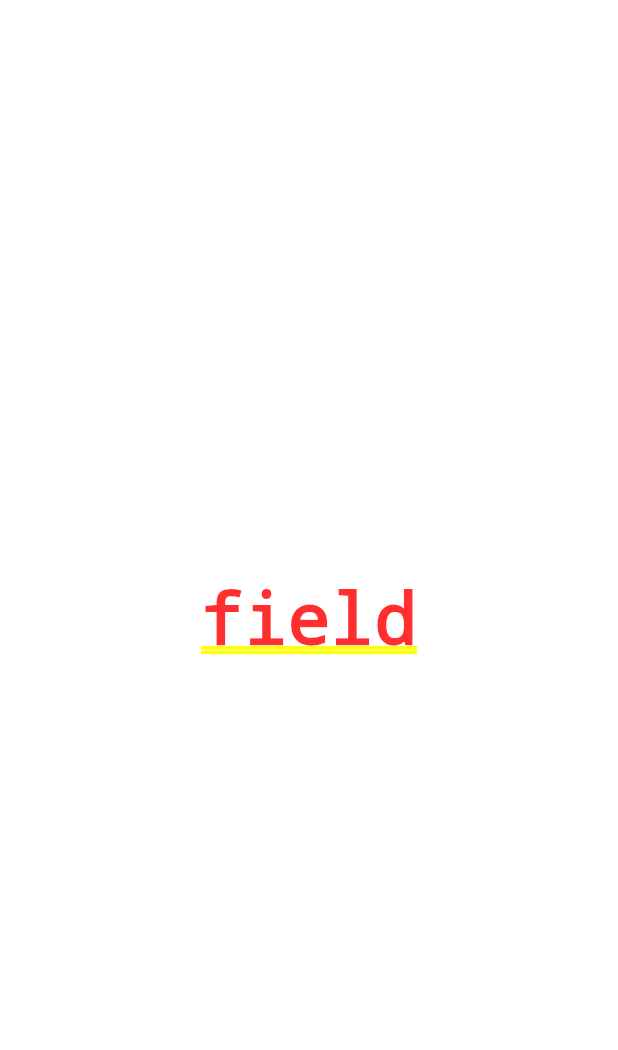
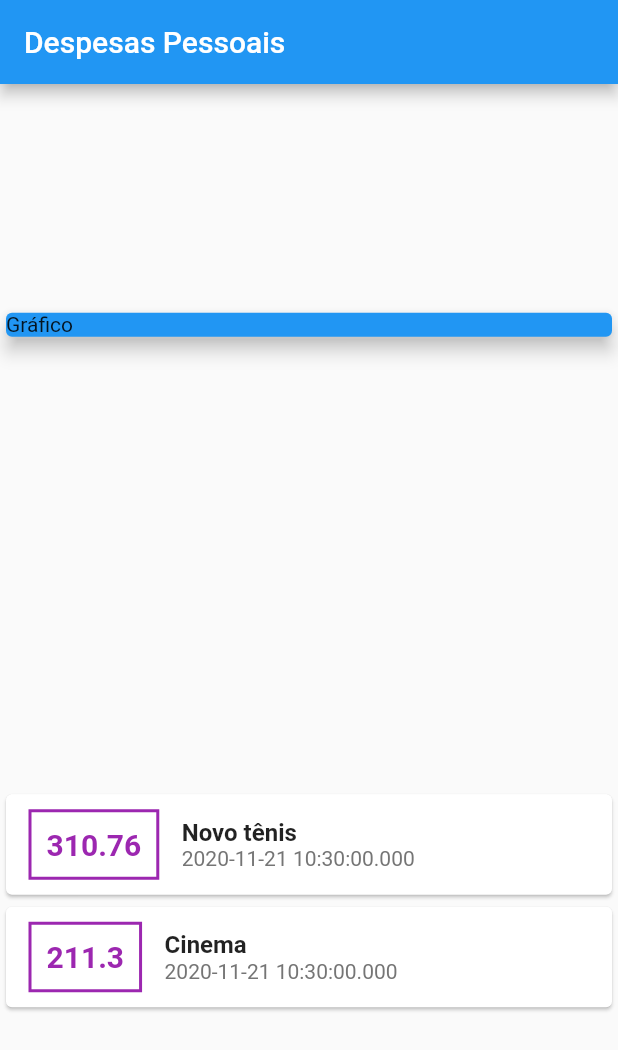
Before and after one commit to tocalopes/Flutter-app-despesas-pessois-cod3r, a Flutter app: the screen it shows after launch, on a phone screen of 412 x 824 dp. Shown: the top 1050 px of the screen. Run offline on Flutter 3.47's test engine with Material 2 defaults, Android fonts, the phone set to English and light mode, and no system bars.

Commit message:
Form Field and graphic area defined

```diff
--- a/lib/main.dart
+++ b/lib/main.dart
@@ -1,6 +1,7 @@
+import 'package:despesa_pessoal/models/transaction.dart';
 import 'package:flutter/material.dart';
 
-void main(){
+void main() {
   runApp(ExpensesApp());
 }
 
@@ -10,15 +11,91 @@ class ExpensesApp extends StatelessWidget {
     return MaterialApp(
       home: MyHomePage(),
     );
-
   }
 }
 
 class MyHomePage extends StatelessWidget {
+  final _transactions = [
+    Transaction(
+      id: 't1',
+      title: 'Novo tênis',
+      value: 310.76,
+      date: DateTime.now(),
+    ),
+    Transaction(
+      id: 't2',
+      title: 'Cinema',
+      value: 211.30,
+      date: DateTime.now(),
+    ),
+  ];
+
   @override
   Widget build(BuildContext context) {
-    return Center(
-      child: Text("field"),
+    return Scaffold(
+      appBar: AppBar(
+        title: Text("Despesas Pessoais"),
+      ),
+      body: Column(
+        mainAxisAlignment: MainAxisAlignment.spaceAround,
+        crossAxisAlignment: CrossAxisAlignment.stretch,
+        children: [
+          Container(
+            child: Card(
+              child: Text('Gráfico'),
+              elevation: 5,
+              color: Colors.blue,
+            ),
+          ),
+          Column(
+            children: _transactions.map((tr) {
+              return Card(
+                child: Row(
+                  children: [
+                    Container(
+                      margin:
+                          EdgeInsets.symmetric(horizontal: 15, vertical: 10),
+                      decoration: BoxDecoration(
+                        border: Border.all(
+                          color: Colors.purple,
+                          width: 2,
+                        ),
+                      ),
+                      padding: EdgeInsets.all(10),
+                      child: Text(
+                        tr.value.toString(),
+                        style: TextStyle(
+                          fontWeight: FontWeight.bold,
+                          fontSize: 20,
+                          color: Colors.purple,
+                        ),
+                      ),
+                    ),
+                    Column(
+                      crossAxisAlignment: CrossAxisAlignment.start,
+                      children: [
+                        Text(
+                          tr.title,
+                          style: TextStyle(
+                            fontSize: 16,
+                            fontWeight: FontWeight.bold,
+                          ),
+                        ),
+                        Text(
+                          tr.date.toString(),
+                          style: TextStyle(
+                            color: Colors.grey[600],
+                          ),
+                        ),
+                      ],
+                    ),
+                  ],
+                ),
+              );
+            }).toList(),
+          ),
+        ],
+      ),
     );
   }
 }
--- /dev/null
+++ b/lib/models/transaction.dart
@@ -0,0 +1,16 @@
+import 'package:flutter/foundation.dart';
+
+class Transaction {
+  final String id;
+  final String title;
+  final double value;
+  final DateTime date;
+
+  Transaction({
+    @required this.id,
+    @required this.title,
+    @required this.value,
+    @required this.date,
+  });
+
+}
```
